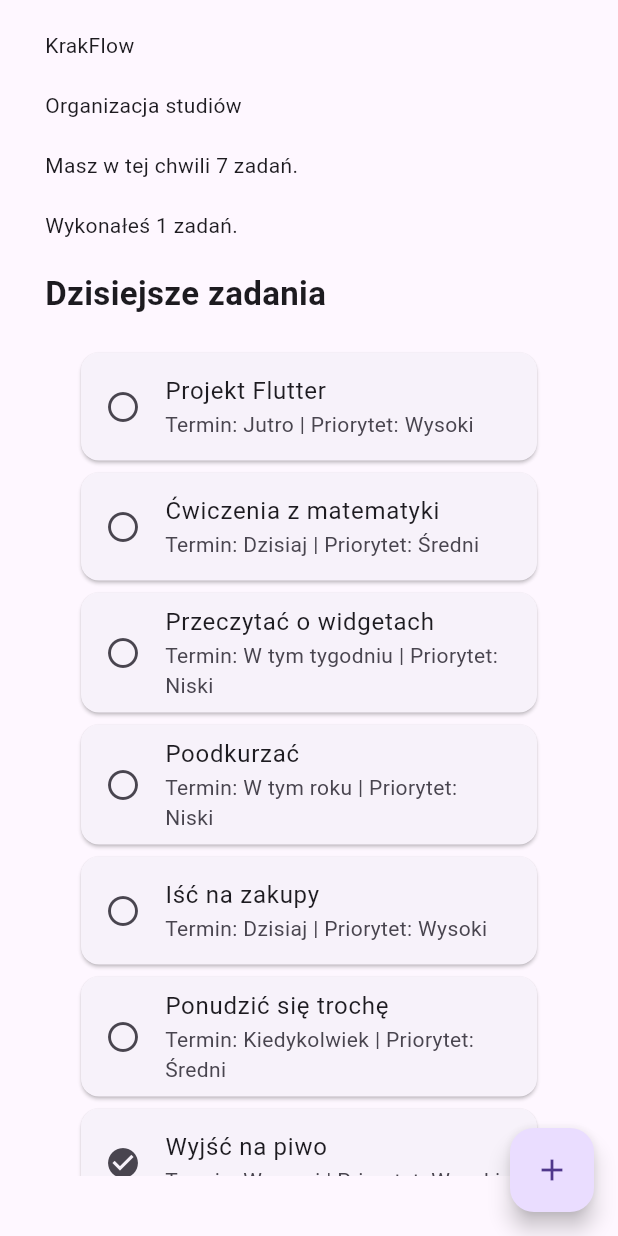
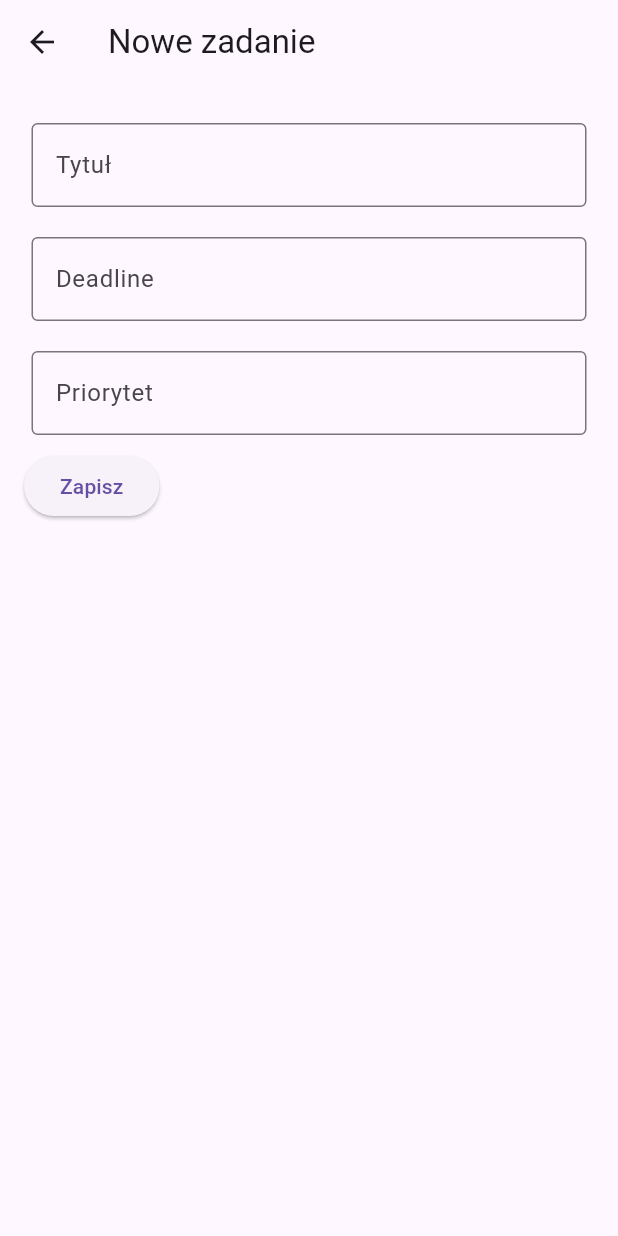
Before and after one commit to arthel37/krakflow_TAM, a Flutter app: the screen it shows after launch, after a tap on the "add" icon, on a phone screen of 412 x 824 dp. Run offline on Flutter 3.47's test engine with Material 3 defaults, Android fonts, the phone set to English and light mode, and no system bars.

Commit message:
lab_4 KrakFlow navigation and task screen

```diff
--- a/lib/main.dart
+++ b/lib/main.dart
@@ -1,75 +1,42 @@
 import 'package:flutter/material.dart';
+import './task_repository.dart';
 
 void main() {
   runApp(const MyApp());
 }
-
-List<Task> tasks = [
-  Task(
-    title: "Projekt Flutter",
-    deadline: "Jutro",
-    done: false,
-    priority: "Wysoki",
-  ),
-  Task(
-    title: "Ćwiczenia z matematyki",
-    deadline: "Dzisiaj",
-    done: false,
-    priority: "Średni",
-  ),
-  Task(
-    title: "Przeczytać o widgetach",
-    deadline: "W tym tygodniu",
-    done: false,
-    priority: "Niski",
-  ),
-  Task(
-    title: "Poodkurzać",
-    deadline: "W tym roku",
-    done: false,
-    priority: "Niski",
-  ),
-  Task(
-    title: "Iść na zakupy",
-    deadline: "Dzisiaj",
-    done: false,
-    priority: "Wysoki",
-  ),
-  Task(
-    title: "Ponudzić się trochę",
-    deadline: "Kiedykolwiek",
-    done: false,
-    priority: "Średni",
-  ),
-  Task(
-    title: "Wyjść na piwo",
-    deadline: "Wczoraj",
-    done: true,
-    priority: "Wysoki",
-  ),
-];
 
 class MyApp extends StatelessWidget {
   const MyApp({super.key});
 
   @override
   Widget build(BuildContext context) {
-    return MaterialApp(
-      title: 'KrakFlow',
-      home: Scaffold(
+    return MaterialApp(title: 'KrakFlow', home: HomeScreen());
+  }
+}
+
+class HomeScreen extends StatefulWidget {
+  const HomeScreen({super.key});
+
+  @override
+  State<HomeScreen> createState() => _HomeScreenState();
+}
+
+class _HomeScreenState extends State<HomeScreen> {
+  @override
+  Widget build(BuildContext context) {
+    return Scaffold(
+      appBar: AppBar(title: Text("KrakFlow")),
       body: Center(
         child: Padding(
           padding: EdgeInsets.symmetric(vertical: 20, horizontal: 30),
           child: Column(
             crossAxisAlignment: CrossAxisAlignment.start,
             children: [
-                Text("KrakFlow"),
+              Text("Masz w tej chwili ${TaskRepository.tasks.length} zadań."),
               SizedBox(height: 20),
-                Text("Organizacja studiów"),
-                SizedBox(height: 20),
-                Text("Masz w tej chwili ${tasks.length} zadań."),
-                SizedBox(height: 20),
-                Text("Wykonałeś ${tasks.where((task) => task.done).length} zadań."),
+              Text(
+                "Wykonałeś ${TaskRepository.tasks.where((task) => task.done).length} zadań.",
+              ),
               SizedBox(height: 20),
               Text(
                 "Dzisiejsze zadania",
@@ -79,12 +46,13 @@
                 child: Padding(
                   padding: EdgeInsets.all(20),
                   child: ListView.builder(
-                      itemCount: tasks.length,
+                    itemCount: TaskRepository.tasks.length,
                     itemBuilder: (context, index) {
-                        Task task = tasks[index];
+                      Task task = TaskRepository.tasks[index];
                       return TaskCard(
                         title: task.title,
-                          subtitle: "Termin: ${task.deadline} | Priorytet: ${task.priority}",
+                        subtitle:
+                            "Termin: ${task.deadline} | Priorytet: ${task.priority}",
                         icon: task.done
                             ? Icons.check_circle
                             : Icons.radio_button_unchecked,
@@ -98,8 +66,89 @@
         ),
       ),
       floatingActionButton: FloatingActionButton(
-          onPressed: () {},
+        onPressed: () async {
+          final Task? newTask = await Navigator.push(
+            context,
+            PageRouteBuilder(
+              pageBuilder: (context, animation, secondaryAnimation) =>
+                  AddTaskScreen(),
+              transitionsBuilder:
+                  (context, animation, secondaryAnimation, child) {
+                return FadeTransition(opacity: animation, child: child);
+              },
+            ),
+          );
+          if (newTask != null) {
+            setState(() {
+              TaskRepository.tasks.add(newTask);
+            });
+          }
+        },
         child: Icon(Icons.add),
+      ),
+    );
+  }
+}
+
+class AddTaskScreen extends StatelessWidget {
+  AddTaskScreen({super.key});
+
+  final TextEditingController titleController = TextEditingController();
+  final TextEditingController deadlineController = TextEditingController();
+  final TextEditingController priorityController = TextEditingController();
+
+  @override
+  Widget build(BuildContext context) {
+    return Scaffold(
+      appBar: AppBar(title: Text("Nowe zadanie")),
+      body: Padding(
+        padding: EdgeInsets.all(16),
+        child: Column(
+          crossAxisAlignment: CrossAxisAlignment.start,
+          children: [
+            Padding(
+              padding: EdgeInsets.symmetric(vertical: 10, horizontal: 5),
+              child: TextField(
+                controller: titleController,
+                decoration: InputDecoration(
+                  labelText: "Tytuł",
+                  border: OutlineInputBorder(),
+                ),
+              ),
+            ),
+            Padding(
+              padding: EdgeInsets.symmetric(vertical: 10, horizontal: 5),
+              child: TextField(
+                controller: deadlineController,
+                decoration: InputDecoration(
+                  labelText: "Deadline",
+                  border: OutlineInputBorder(),
+                ),
+              ),
+            ),
+            Padding(
+              padding: EdgeInsets.symmetric(vertical: 10, horizontal: 5),
+              child: TextField(
+                controller: priorityController,
+                decoration: InputDecoration(
+                  labelText: "Priorytet",
+                  border: OutlineInputBorder(),
+                ),
+              ),
+            ),
+            ElevatedButton(
+              onPressed: () {
+                final newTask = Task(
+                  title: titleController.text,
+                  deadline: deadlineController.text,
+                  priority: priorityController.text,
+                  done: false,
+                );
+                Navigator.pop(context, newTask);
+              },
+              child: Text("Zapisz"),
+            ),
+          ],
         ),
       ),
     );
@@ -129,17 +178,3 @@
     );
   }
 }
-
-class Task {
-  final String title;
-  final String deadline;
-  bool done;
-  String priority;
-
-  Task({
-    required this.title,
-    required this.deadline,
-    required this.done,
-    required this.priority,
-  });
-}
--- /dev/null
+++ b/lib/task_repository.dart
@@ -0,0 +1,60 @@
+class TaskRepository {
+  static final List<Task> tasks = [
+    Task(
+      title: "Projekt Flutter",
+      deadline: "Jutro",
+      done: false,
+      priority: "Wysoki",
+    ),
+    Task(
+      title: "Ćwiczenia z matematyki",
+      deadline: "Dzisiaj",
+      done: false,
+      priority: "Średni",
+    ),
+    Task(
+      title: "Przeczytać o widgetach",
+      deadline: "W tym tygodniu",
+      done: false,
+      priority: "Niski",
+    ),
+    Task(
+      title: "Poodkurzać",
+      deadline: "W tym roku",
+      done: false,
+      priority: "Niski",
+    ),
+    Task(
+      title: "Iść na zakupy",
+      deadline: "Dzisiaj",
+      done: false,
+      priority: "Wysoki",
+    ),
+    Task(
+      title: "Ponudzić się trochę",
+      deadline: "Kiedykolwiek",
+      done: false,
+      priority: "Średni",
+    ),
+    Task(
+      title: "Wyjść na piwo",
+      deadline: "Wczoraj",
+      done: true,
+      priority: "Wysoki",
+    ),
+  ];
+}
+
+class Task {
+  final String title;
+  final String deadline;
+  bool done;
+  String priority;
+
+  Task({
+    required this.title,
+    required this.deadline,
+    required this.done,
+    required this.priority,
+  });
+}
```
Lines whose indentation alone changed are shown as unchanged.
